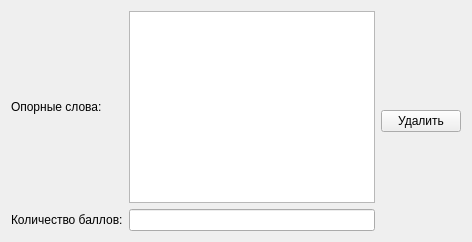
Before: the Qt Designer form dialogeditor/expectedwordeditor.ui in QtWorks/VirtualClientDialogEditor, drawn with Qt 5.
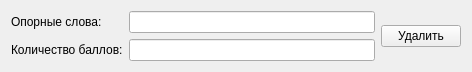
After: the same form once the commit is applied.

Commit message: Implemented support of forbidden expected words nodes Reduced size of each expected word input to single line (instead of 4 lines)

What changed in the file:
```diff
--- a/dialogeditor/expectedwordeditor.ui
+++ b/dialogeditor/expectedwordeditor.ui
@@ -7,7 +7,7 @@
     <x>0</x>
     <y>0</y>
     <width>472</width>
-    <height>238</height>
+    <height>66</height>
    </rect>
   </property>
   <property name="sizePolicy">
@@ -40,14 +40,7 @@
       <widget class="QLineEdit" name="scoreLineEdit"/>
      </item>
      <item row="0" column="1">
-      <widget class="QPlainTextEdit" name="wordsPlainTextEdit">
-       <property name="sizePolicy">
-        <sizepolicy hsizetype="Expanding" vsizetype="MinimumExpanding">
-         <horstretch>0</horstretch>
-         <verstretch>0</verstretch>
-        </sizepolicy>
-       </property>
-      </widget>
+      <widget class="QLineEdit" name="wordsLineEdit"/>
      </item>
     </layout>
    </item>
```
Left out of the diff: 14 changed lines with no effect on the pictures. The commit also changes 18 other files.
